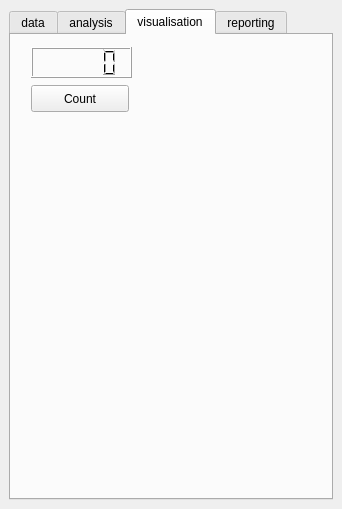
Before: the Qt Designer form SpatialDecision/spatial_decision_dockwidget_base.ui in balazsdukai/GEO1005-StormManager, drawn with Qt 5.
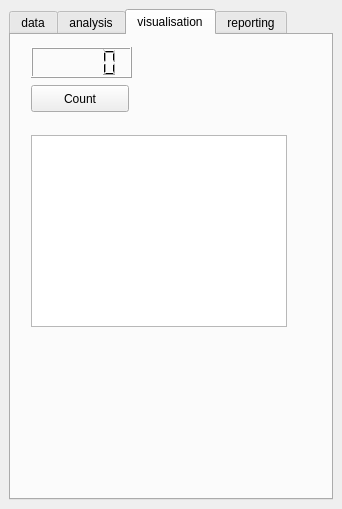
After: the same form once the commit is applied. Icons and pictures are not drawn.

Commit message: Added a read and display layer attribute values fuctionality.

Diff of the .ui file:
```diff
--- a/SpatialDecision/spatial_decision_dockwidget_base.ui
+++ b/SpatialDecision/spatial_decision_dockwidget_base.ui
@@ -263,6 +263,16 @@
          </rect>
         </property>
        </widget>
+       <widget class="QListWidget" name="featureWidget">
+        <property name="geometry">
+         <rect>
+          <x>20</x>
+          <y>100</y>
+          <width>256</width>
+          <height>192</height>
+         </rect>
+        </property>
+       </widget>
       </widget>
       <widget class="QWidget" name="visualisationTab">
        <attribute name="title">
```
The commit also changes 2 other files.
